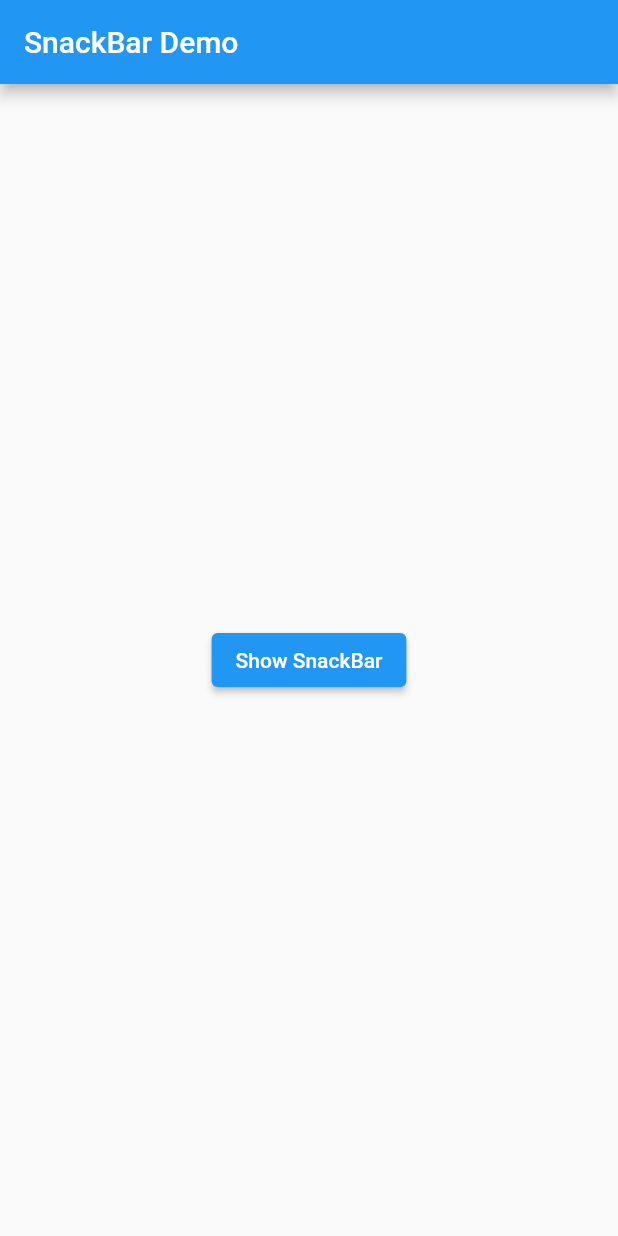
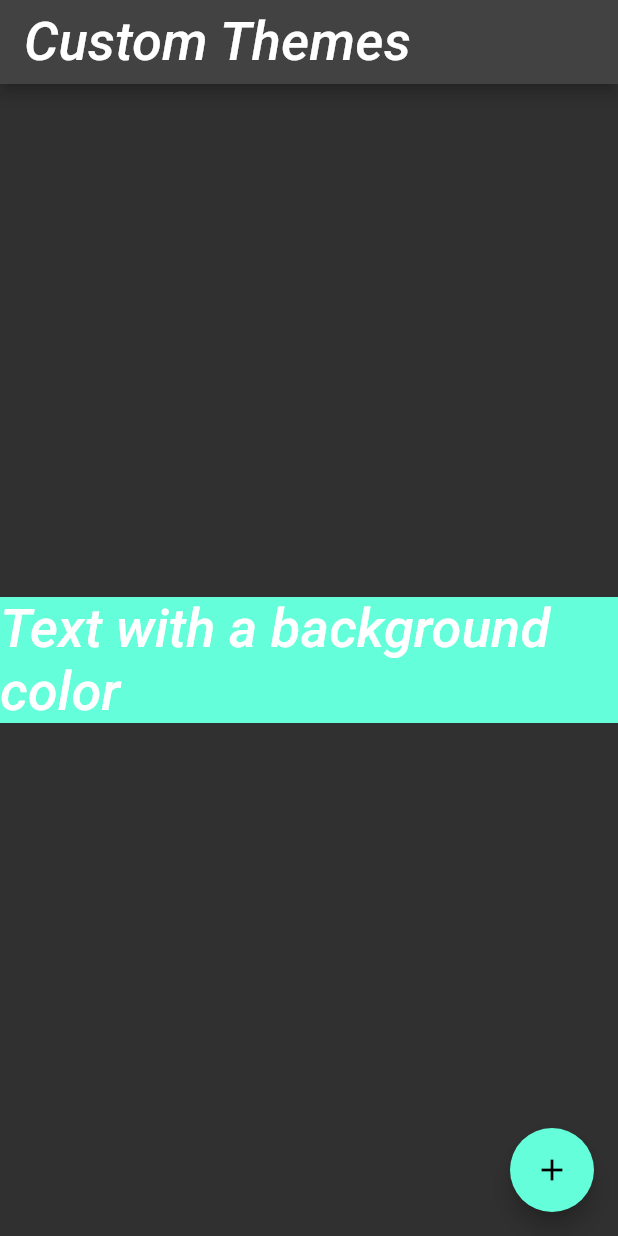
Before and after one commit to jungahsuperb/lucy, a Flutter app: the screen it shows after launch, on a phone screen of 412 x 824 dp. Run offline on Flutter 3.47's test engine with Material 2 defaults, Android fonts, the phone set to English and light mode, and no system bars; Roboto replaces fonts that are missing (Georgia).

```diff
--- a/lib/main.dart
+++ b/lib/main.dart
@@ -1,41 +1,67 @@
 import 'package:flutter/material.dart';
 
-void main() => runApp(const SnackBarDemo());
+void main() {
+  runApp(const MyApp());
+}
 
-class SnackBarDemo extends StatelessWidget {
-  const SnackBarDemo({super.key});
+class MyApp extends StatelessWidget {
+  const MyApp({super.key});
 
   @override
   Widget build(BuildContext context) {
+    const appName = 'Custom Themes';
+
     return MaterialApp(
-      title: 'SnackBar Demo',
-      home: Scaffold(
-          appBar: AppBar(
-            title: Text('SnackBar Demo'),
-          ),
-          body: const SnackBarPage()),
+      title: appName,
+      theme: ThemeData(
+        // Define the default brightness and colors.
+        brightness: Brightness.dark,
+        primaryColor: Colors.lightBlue[800],
+
+        // Define the default font family.
+        fontFamily: 'Georgia',
+
+        // Define the default `TextTheme`. Use this to specify the default
+        // text styling for headlines, titles, bodies of text, and more.
+        textTheme: const TextTheme(
+          headline1: TextStyle(fontSize: 72.0, fontWeight: FontWeight.bold),
+          headline6: TextStyle(fontSize: 36.0, fontStyle: FontStyle.italic),
+          bodyText2: TextStyle(fontSize: 14.0, fontFamily: 'Hind'),
+        ),
+      ),
+      home: const MyHomePage(
+        title: appName,
+      ),
     );
   }
 }
 
-class SnackBarPage extends StatelessWidget {
-  const SnackBarPage({super.key});
+class MyHomePage extends StatelessWidget {
+  final String title;
+
+  const MyHomePage({super.key, required this.title});
 
   @override
   Widget build(BuildContext context) {
-    return Center(
-      child: ElevatedButton(
-        onPressed: () {
-          final snackBar = SnackBar(
-            content: const Text('Yay! A SnackBar!'),
-            action: SnackBarAction(
-              label: 'Undo',
-              onPressed: () {},
-            ),
-          );
-          ScaffoldMessenger.of(context).showSnackBar(snackBar);
-        },
-        child: const Text('Show SnackBar'),
+    return Scaffold(
+      appBar: AppBar(
+        title: Text(title),
+      ),
+      body: Center(
+        child: Container(
+          color: Theme.of(context).colorScheme.secondary,
+          child: Text(
+            'Text with a background color',
+            style: Theme.of(context).textTheme.headline6,
+          ),
+        ),
+      ),
+      floatingActionButton: Theme(
+        data: Theme.of(context).copyWith(splashColor: Colors.yellow),
+        child: FloatingActionButton(
+          onPressed: () {},
+          child: const Icon(Icons.add),
+        ),
       ),
     );
   }
```
